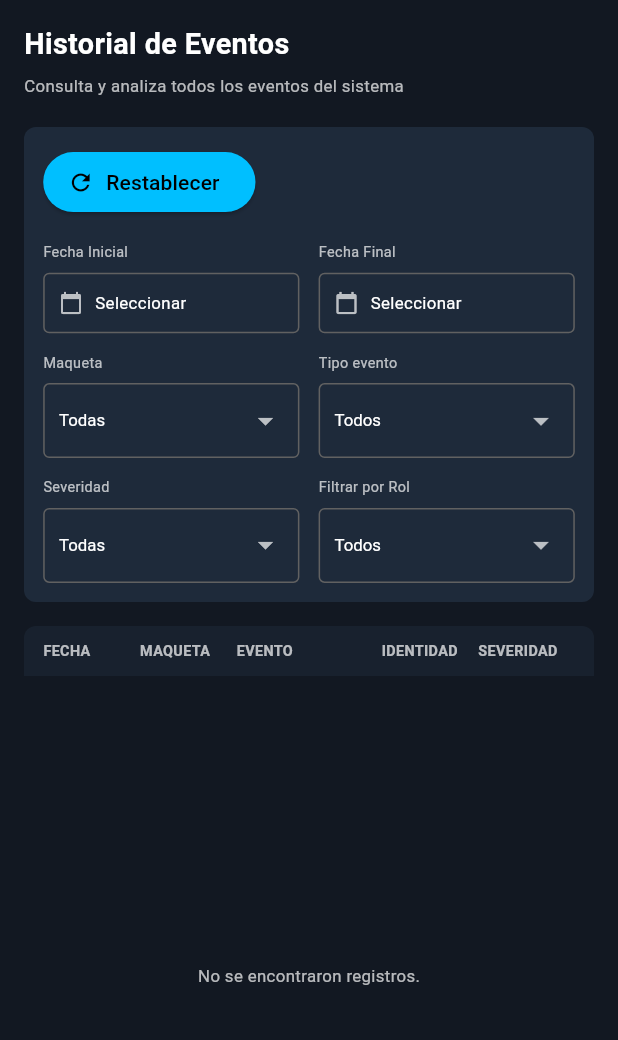
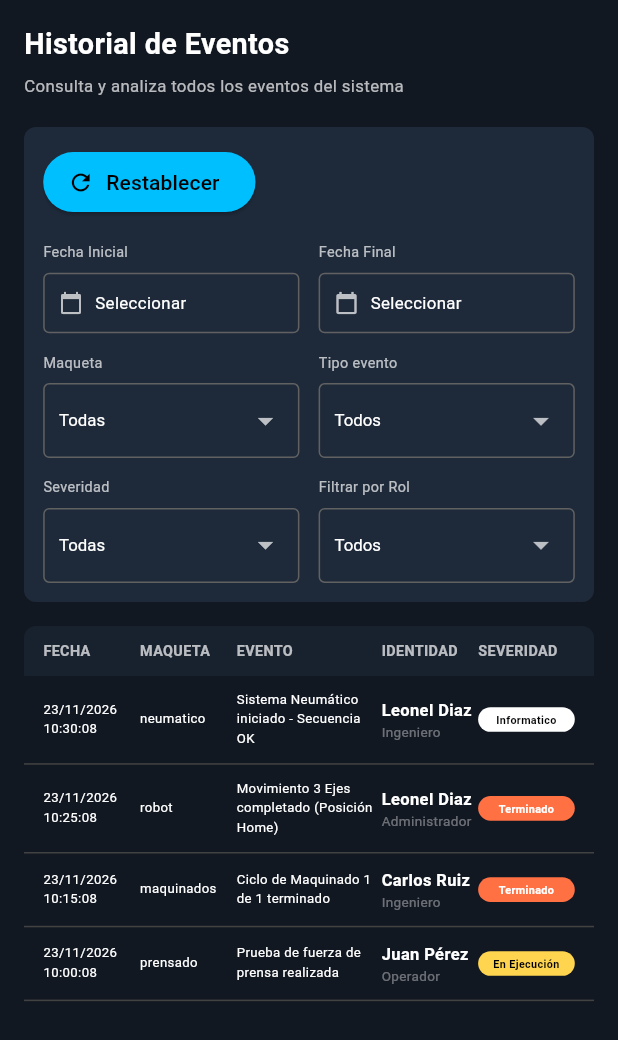
Before and after one commit to LEONEL01295/scada-master, a Flutter app: the LogsScreen screen opened directly, on a phone screen of 412 x 824 dp. Shown: the top 1040 px of the screen. Run offline on Flutter 3.47's test engine with Material 3 defaults, Android fonts, the phone set to English and light mode, and no system bars; our stand-ins replace cloud_firestore, connectivity_plus, file_picker, firebase_auth, firebase_core, fl_chart and 7 more; missing offline and left inert: bcrypt, syncfusion_flutter_xlsio, window_manager; accounts and stored records are empty.

Commit message:
Optimize Historial screen query speed with limit clause and instant fallback

```diff
--- a/lib/historialylogs.dart
+++ b/lib/historialylogs.dart
@@ -1,3 +1,4 @@
+import 'dart:async';
 import 'package:flutter/material.dart';
 import 'package:intl/intl.dart';
 import 'package:cloud_firestore/cloud_firestore.dart';
@@ -46,13 +47,69 @@ class _LogsScreenState extends State<LogsScreen> {
   String maqueta = "Todas";
   String evento = "Todos";
   String severidad = "Todas";
-  String filtroRol = "Todos"; // Nuevo filtro solicitado
+  String filtroRol = "Todos";
 
   // Paginación
   int currentPage = 1;
   final int rowsPerPage = 10;
 
   List<String> _tiposDeEventoUnicos = ["Todos"];
+
+  bool _forceLoaded = false;
+  Timer? _timeoutTimer;
+
+  static final List<Map<String, dynamic>> _fallbackLogs = [
+    {
+      'timestamp': Timestamp.now(),
+      'maqueta': 'neumatico',
+      'message': 'Sistema Neumático iniciado - Secuencia OK',
+      'role': 'Ingeniero',
+      'userName': 'Leonel Diaz',
+      'type': 'informatico',
+    },
+    {
+      'timestamp': Timestamp.fromDate(DateTime.now().subtract(const Duration(minutes: 5))),
+      'maqueta': 'robot',
+      'message': 'Movimiento 3 Ejes completado (Posición Home)',
+      'role': 'Administrador',
+      'userName': 'Leonel Diaz',
+      'type': 'terminado',
+    },
+    {
+      'timestamp': Timestamp.fromDate(DateTime.now().subtract(const Duration(minutes: 15))),
+      'maqueta': 'maquinados',
+      'message': 'Ciclo de Maquinado 1 de 1 terminado',
+      'role': 'Ingeniero',
+      'userName': 'Carlos Ruiz',
+      'type': 'terminado',
+    },
+    {
+      'timestamp': Timestamp.fromDate(DateTime.now().subtract(const Duration(minutes: 30))),
+      'maqueta': 'prensado',
+      'message': 'Prueba de fuerza de prensa realizada',
+      'role': 'Operador',
+      'userName': 'Juan Pérez',
+      'type': 'ejecucion',
+    },
+  ];
+
+  @override
+  void initState() {
+    super.initState();
+    _timeoutTimer = Timer(const Duration(milliseconds: 1000), () {
+      if (mounted && !_forceLoaded) {
+        setState(() {
+          _forceLoaded = true;
+        });
+      }
+    });
+  }
+
+  @override
+  void dispose() {
+    _timeoutTimer?.cancel();
+    super.dispose();
+  }
 
   @override
   Widget build(BuildContext context) {
@@ -63,18 +120,21 @@ class _LogsScreenState extends State<LogsScreen> {
         stream: FirebaseFirestore.instance
             .collection('historial')
             .orderBy('timestamp', descending: true)
+            .limit(100)
             .snapshots(),
         builder: (context, snapshot) {
           List<Map<String, dynamic>> registros = [];
-          if (snapshot.hasData) {
+          final bool isWaiting = snapshot.connectionState == ConnectionState.waiting && !_forceLoaded;
+
+          if (snapshot.hasData && snapshot.data!.docs.isNotEmpty) {
             registros = snapshot.data!.docs.map((doc) {
-              final data = doc.data() as Map<String, dynamic>;
-              return data;
+              return doc.data() as Map<String, dynamic>;
             }).toList();
 
-            // Actualizar tipos de evento únicos
             final eventosSet = registros.map((log) => log['message'] as String? ?? '').toSet();
             _tiposDeEventoUnicos = ["Todos", ...eventosSet.where((e) => e.isNotEmpty)];
+          } else if (_forceLoaded || snapshot.hasError || registros.isEmpty) {
+            registros = List.from(_fallbackLogs);
           }
 
           // Filtrado en memoria
@@ -107,7 +167,7 @@ class _LogsScreenState extends State<LogsScreen> {
               SizedBox(height: r.scale(24)),
               _buildFilterBar(r),
               SizedBox(height: r.scale(20)),
-              _buildTableContent(r, currentRows, snapshot.connectionState == ConnectionState.waiting),
+              _buildTableContent(r, currentRows, isWaiting),
               SizedBox(height: r.scale(20)),
               _buildPaginationControls(r, currentPage, totalPages),
             ]),
```
Also changed, not shown: 3 other files.
